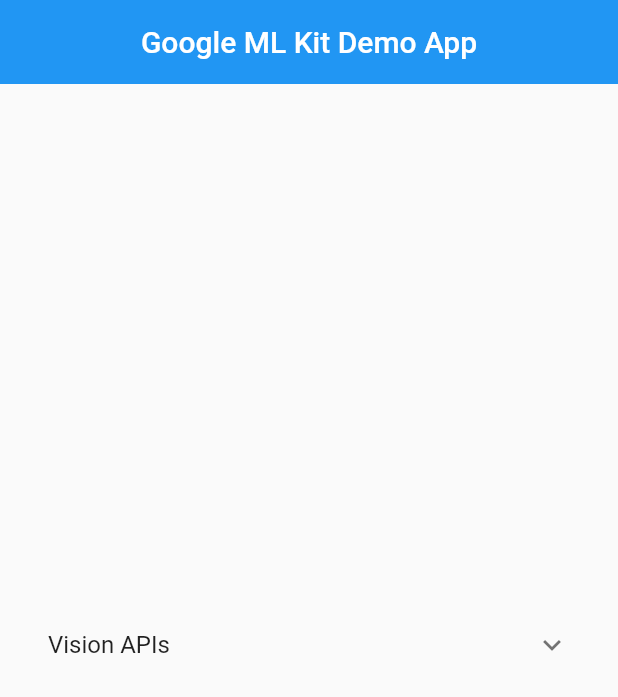
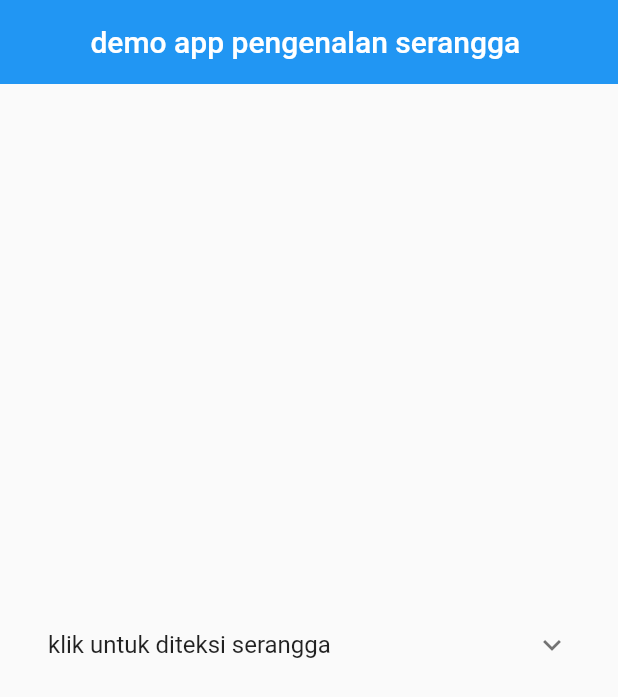
Before and after one commit to anggaps/flutter-classification-image-insect-, a Flutter app: the screen it shows after launch, on a phone screen of 412 x 824 dp. Shown: the top 697 px of the screen. Run offline on Flutter 3.47's test engine with Material 2 defaults, Android fonts, the phone set to English and light mode, and no system bars; our stand-ins replace camera, image_picker; missing offline and left inert: google_mlkit_commons, google_mlkit_image_labeling, google_mlkit_object_detection.

Commit message:
custom layout demo app

```diff
--- a/lib/label_detector_view.dart
+++ b/lib/label_detector_view.dart
@@ -70,8 +70,8 @@
     } else {
       String text = 'Labels found: ${labels.length}\n\n';
       for (final label in labels) {
-        text += 'Label: ${label.label}, '
-            'Confidence: ${label.confidence.toStringAsFixed(2)}\n\n';
+        text += 'nama serangga: ${label.label}, '
+            'Akurasi: ${label.confidence.toStringAsFixed(2)}\n\n';
       }
       _text = text;
       _customPaint = null;
--- a/lib/main.dart
+++ b/lib/main.dart
@@ -29,7 +29,7 @@
   Widget build(BuildContext context) {
     return Scaffold(
       appBar: AppBar(
-        title: const Text('Google ML Kit Demo App'),
+        title: const Text('demo app pengenalan serangga '),
         centerTitle: true,
         elevation: 0,
       ),
@@ -41,9 +41,9 @@
               child: Column(
                 children: [
                   ExpansionTile(
-                    title: const Text('Vision APIs'),
+                    title: const Text('klik untuk diteksi serangga'),
                     children: [
-                      CustomCard('Image Labeling', ImageLabelView()),
+                      CustomCard('image classification', ImageLabelView()),
                       CustomCard('Object detection', ObjectDetectorView()),
                     ],
                   ),
```
Also changed, not shown: 2 other files.
